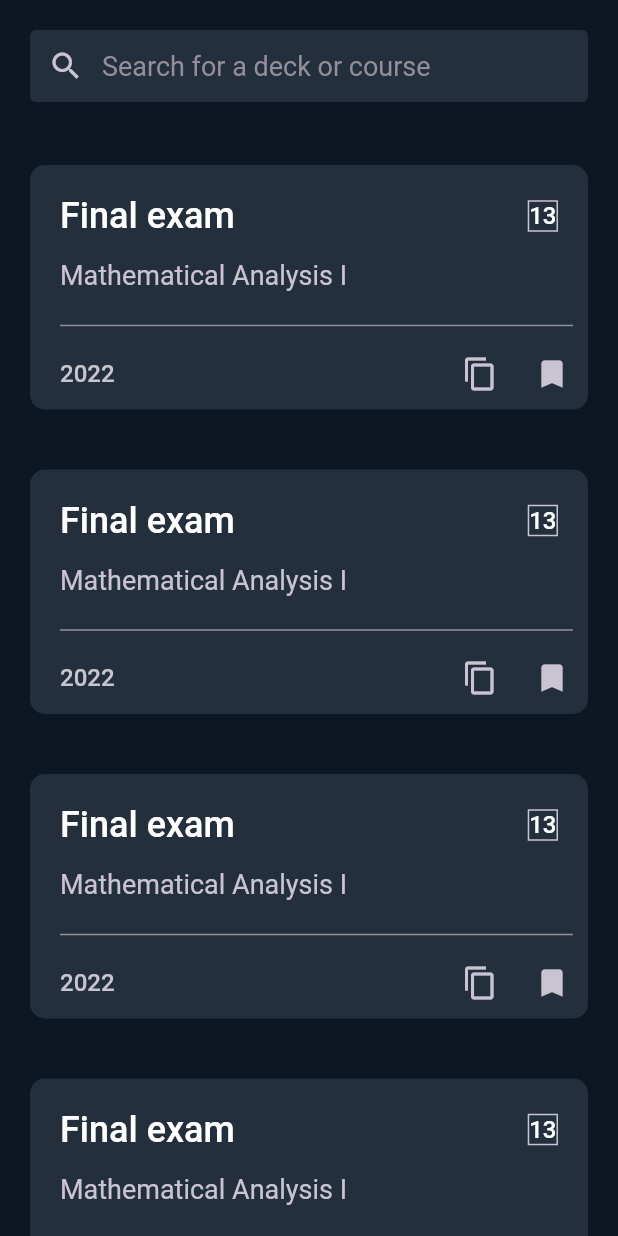
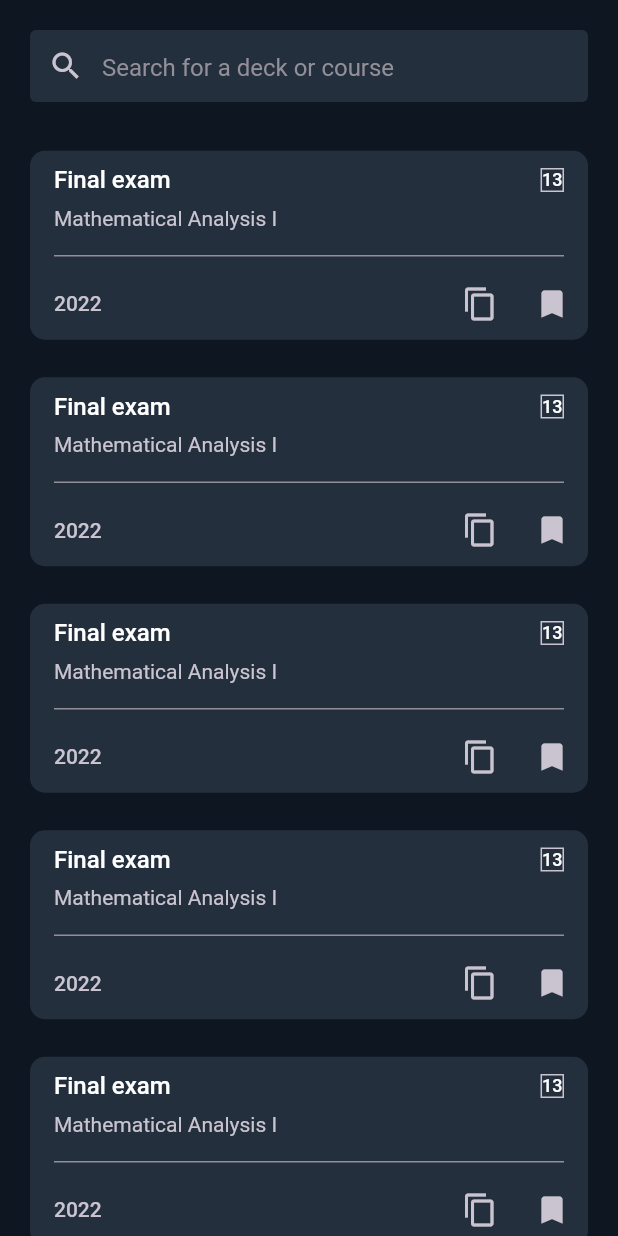
Before and after one commit to InnoStudyHub/front-end, a Flutter app: the FavouritesPage screen opened directly, on a phone screen of 412 x 824 dp. Run offline on Flutter 3.47's test engine with Material 2 defaults, Android fonts, the phone set to English and light mode, and no system bars; our stand-ins replace flutter_svg, get, get_storage; accounts and stored records are empty.

Commit message:
Decks' size edited

```diff
--- a/lib/presentation/session/favourites/favourites_page.dart
+++ b/lib/presentation/session/favourites/favourites_page.dart
@@ -17,6 +17,8 @@ class FavouritesPage extends GetView<FavouritesController> {
               _deckPreview(),
               _deckPreview(),
               _deckPreview(),
+              _deckPreview(),
+              _deckPreview(),
             ],
           ),
         ),
@@ -26,7 +28,7 @@ class FavouritesPage extends GetView<FavouritesController> {
     return Padding(
       padding: const EdgeInsets.all(20),
       child: SizedBox(
-        height: 50,
+        height: 48,
         child: TextField(
           onChanged: (value) => {},
           decoration: const InputDecoration(
@@ -38,7 +40,7 @@ class FavouritesPage extends GetView<FavouritesController> {
               color: greySecondary,
             ),
             border: OutlineInputBorder(borderSide: BorderSide.none),
-            hintStyle: TextStyle(fontSize: 18, color: unselectedTabColor),
+            hintStyle: TextStyle(fontSize: 16, color: unselectedTabColor),
             hintText: "Search for a deck or course",
           ),
           style: const TextStyle(fontSize: 18, color: greySecondary),
@@ -50,7 +52,8 @@ class FavouritesPage extends GetView<FavouritesController> {
 
   Widget _deckPreview() {
     return Padding(
-      padding: const EdgeInsets.all(20),
+      padding:
+          const EdgeInsets.only(top: 12.5, left: 20, right: 20, bottom: 12.5),
       child: Column(
         children: <Widget>[
           Container(
@@ -63,7 +66,7 @@ class FavouritesPage extends GetView<FavouritesController> {
                 Align(
                   alignment: Alignment.topLeft,
                   child: Container(
-                    margin: const EdgeInsets.only(top: 20, left: 20, right: 20),
+                    margin: const EdgeInsets.only(top: 10, left: 16, right: 16),
                     child: Row(
                       mainAxisAlignment: MainAxisAlignment.spaceBetween,
                       children: <Widget>[
@@ -71,7 +74,7 @@ class FavouritesPage extends GetView<FavouritesController> {
                           "Final exam",
                           style: TextStyle(
                             color: Colors.white,
-                            fontSize: 24,
+                            fontSize: 16,
                             fontFamily: "Roboto",
                             fontWeight: FontWeight.w600,
                           ),
@@ -83,7 +86,7 @@ class FavouritesPage extends GetView<FavouritesController> {
                             "13",
                             style: TextStyle(
                               color: Colors.white,
-                              fontSize: 16,
+                              fontSize: 12,
                               fontFamily: "Roboto",
                               fontWeight: FontWeight.w600,
                             ),
@@ -96,25 +99,25 @@ class FavouritesPage extends GetView<FavouritesController> {
                 Container(
                   alignment: Alignment.centerLeft,
                   margin: const EdgeInsets.only(
-                      top: 15, left: 20, right: 20, bottom: 15),
+                      top: 8, left: 16, right: 16, bottom: 9),
                   child: const Text(
                     "Mathematical Analysis I",
                     style: TextStyle(
                       color: greySecondary,
-                      fontSize: 18,
+                      fontSize: 14,
                     ),
                   ),
                 ),
                 const Divider(
                   thickness: 1,
-                  indent: 20,
-                  endIndent: 10,
+                  indent: 16,
+                  endIndent: 16,
                   color: unselectedMenuColor,
                 ),
                 Align(
                   alignment: Alignment.topLeft,
                   child: Container(
-                    margin: const EdgeInsets.only(left: 20),
+                    margin: const EdgeInsets.only(left: 16),
                     child: Row(
                       mainAxisAlignment: MainAxisAlignment.spaceBetween,
                       children: <Widget>[
@@ -122,7 +125,7 @@ class FavouritesPage extends GetView<FavouritesController> {
                           "2022",
                           style: TextStyle(
                             color: greySecondary,
-                            fontSize: 16,
+                            fontSize: 14,
                             fontFamily: "Roboto",
                             fontWeight: FontWeight.w600,
                           ),
--- a/lib/presentation/session/home/search/search_page.dart
+++ b/lib/presentation/session/home/search/search_page.dart
@@ -19,7 +19,7 @@ class SearchPage extends StatelessWidget {
     return Padding(
       padding: const EdgeInsets.all(20),
       child: SizedBox(
-        height: 50,
+        height: 48,
         child: TextField(
           onChanged: (value) => {},
           decoration: const InputDecoration(
@@ -31,7 +31,7 @@ class SearchPage extends StatelessWidget {
               color: greySecondary,
             ),
             border: OutlineInputBorder(borderSide: BorderSide.none),
-            hintStyle: TextStyle(fontSize: 18, color: unselectedTabColor),
+            hintStyle: TextStyle(fontSize: 16, color: unselectedTabColor),
             hintText: "Search for a deck or course",
             suffixIcon: Icon(Icons.filter_alt_outlined, color: greySecondary),
           ),
```
Also changed, not shown: lib/presentation/session/home/for_you/for_you_page.dart (+15 -10 lines), lib/presentation/session/home/recent/recent_page.dart (+15 -10 lines).
